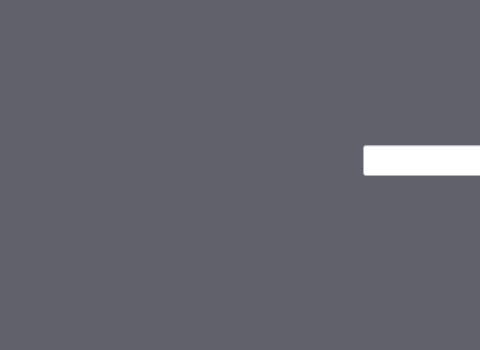
Above: mainwindow.ui from aaron-loz/TimerStat before the change; both pictures show x 0 to 480 and y 226 to 576 of the 994 by 576 pixel window. Below: the same form after it.
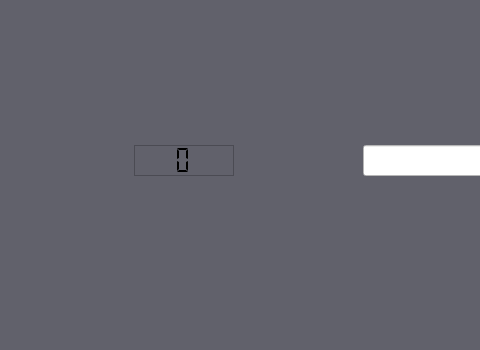
That is the form after the change. Icons and pictures are not drawn.

```diff
--- a/mainwindow.ui
+++ b/mainwindow.ui
@@ -90,6 +90,28 @@
       </property>
      </widget>
     </item>
+    <item row="2" column="0">
+     <widget class="QLCDNumber" name="lcd1">
+      <property name="frameShape">
+       <enum>QFrame::StyledPanel</enum>
+      </property>
+      <property name="frameShadow">
+       <enum>QFrame::Raised</enum>
+      </property>
+      <property name="smallDecimalPoint">
+       <bool>true</bool>
+      </property>
+      <property name="digitCount">
+       <number>1</number>
+      </property>
+      <property name="segmentStyle">
+       <enum>QLCDNumber::Flat</enum>
+      </property>
+      <property name="intValue" stdset="0">
+       <number>0</number>
+      </property>
+     </widget>
+    </item>
    </layout>
   </widget>
   <widget class="QMenuBar" name="menuBar">
```
